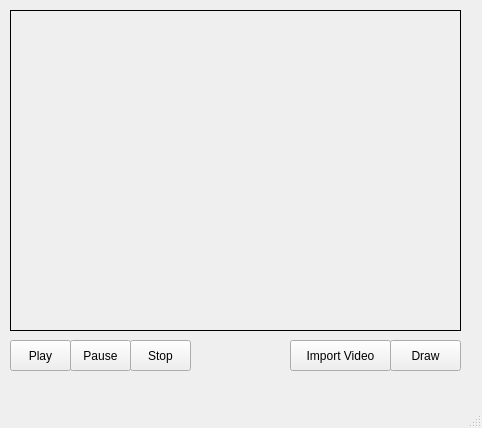
This is gui/comp_vis_ui.ui in colbytimm/SwiftWatch as Qt 5 draws it before an edit. The edited form follows.
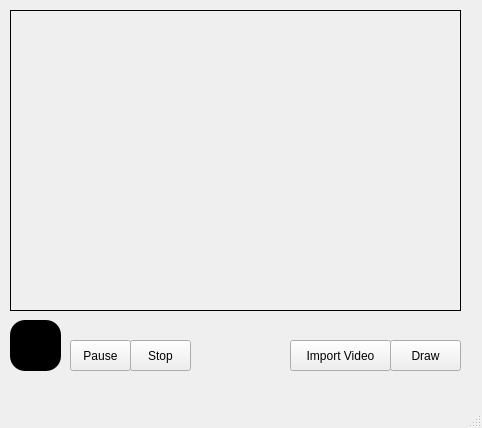
This is the edited form.

Patch:
```diff
--- a/gui/comp_vis_ui.ui
+++ b/gui/comp_vis_ui.ui
@@ -18,11 +18,17 @@
     <property name="geometry">
      <rect>
       <x>10</x>
-      <y>340</y>
-      <width>61</width>
-      <height>31</height>
+      <y>320</y>
+      <width>51</width>
+      <height>51</height>
      </rect>
     </property>
+    <property name="styleSheet">
+     <string notr="true">background-color: black;
+border-radius: 15px;
+border-color: white;
+</string>
+    </property>
     <property name="text">
      <string>Play</string>
     </property>
@@ -33,7 +39,7 @@
       <x>10</x>
       <y>10</y>
       <width>451</width>
-      <height>321</height>
+      <height>301</height>
      </rect>
     </property>
     <property name="frameShape">
```
